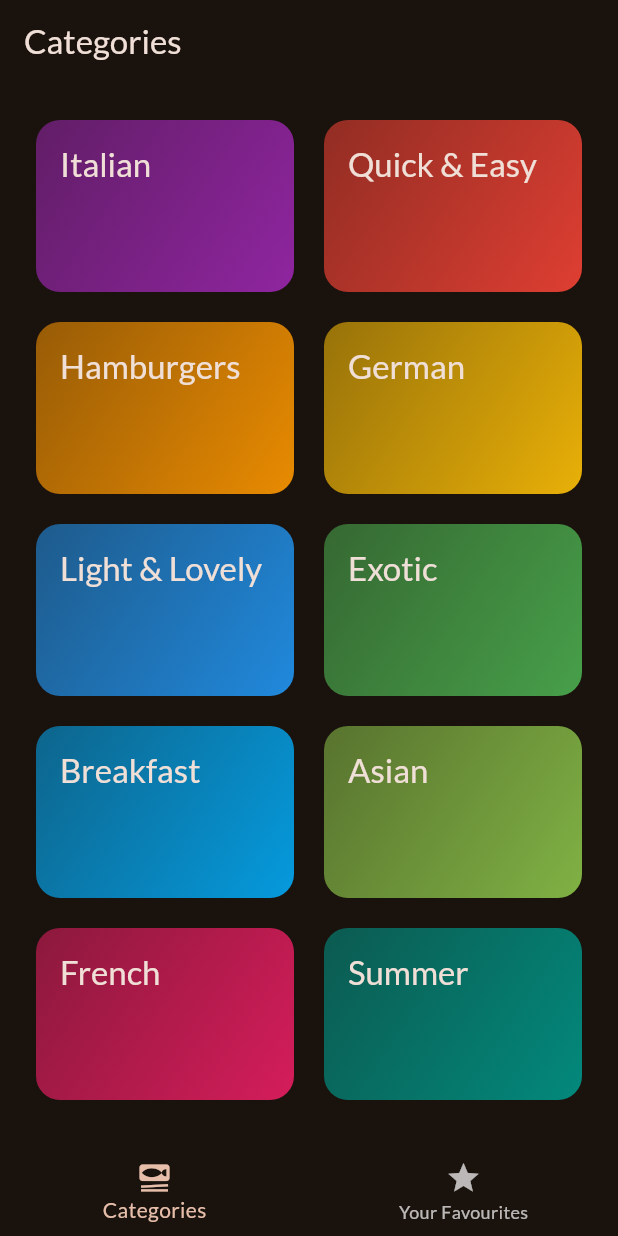
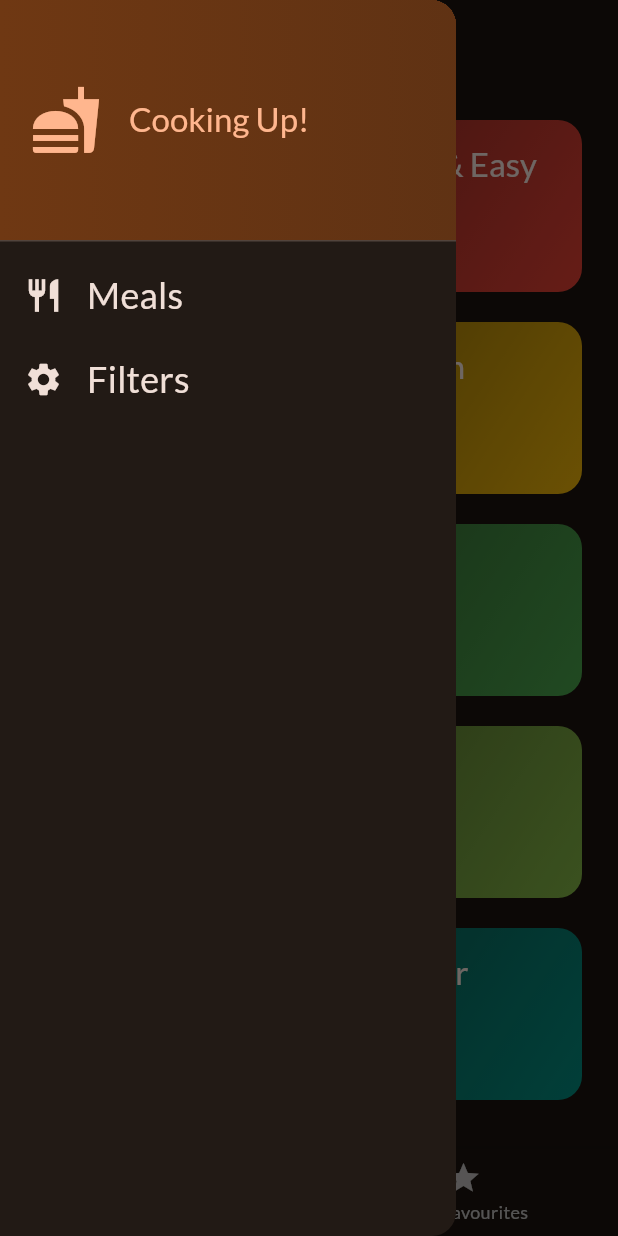
Before and after one commit to ygpramod/meals_app, a Flutter app: the screen it shows after launch, with the side drawer open (before the commit the screen has no drawer), on a phone screen of 412 x 824 dp. Run offline on Flutter 3.47's test engine with Material 3 defaults, Android fonts, the phone set to English and light mode, and no system bars; our stand-ins replace google_fonts, transparent_image.

Commit message:
Add drawer and filters

```diff
--- a/lib/screens/categories.dart
+++ b/lib/screens/categories.dart
@@ -11,16 +11,18 @@ class CategoriesScreen extends StatelessWidget {
   const CategoriesScreen({
     super.key,
     required this.onToggleFavorite,
+    required this.availableMeals,
   });
 
   final void Function(Meal meal) onToggleFavorite;
+  final List<Meal> availableMeals;
 
   void _onSelectCategory(BuildContext context, Category category) {
     Navigator.of(context).push(MaterialPageRoute(
       builder: (ctx) => MealsScreen(
         title: category.title,
         onToggleFavorite: onToggleFavorite,
-        meals: dummyMeals
+        meals: availableMeals
             .where((meal) => meal.categories.contains(category.id))
             .toList(),
       ),
--- a/lib/screens/tabs.dart
+++ b/lib/screens/tabs.dart
@@ -1,8 +1,12 @@
 import 'package:flutter/material.dart';
+import 'package:meals_app/data/dummy_data.dart';
 import 'package:meals_app/screens/categories.dart';
+import 'package:meals_app/screens/filters.dart';
 import 'package:meals_app/screens/meals.dart';
+import 'package:meals_app/widgets/main_drawer.dart';
+import '../models/meal.dart';
 
-import '../models/meal.dart';
+var kInitialFilters = {for (var item in Filters.values) item: false};
 
 class TabsScreen extends StatefulWidget {
   const TabsScreen({super.key});
@@ -16,6 +20,7 @@ class TabsScreen extends StatefulWidget {
 class _TabsScreenState extends State<TabsScreen> {
   int _selectedPageIndex = 0;
   final List<Meal> _favoriteMeals = [];
+  Map<Filters, bool> _selectedFilters = kInitialFilters;
 
   void _selectedPage(int index) {
     setState(() {
@@ -46,10 +51,40 @@ class _TabsScreenState extends State<TabsScreen> {
     }
   }
 
+  void _setScreen(String identifier) async {
+    Navigator.of(context).pop();
+    if (identifier == 'Filters') {
+      final filters = await Navigator.of(context).push(
+        MaterialPageRoute(
+          builder: (ctx) => FiltersScreen(
+            currentFilters: _selectedFilters,
+          ),
+        ),
+      );
+      setState(() {
+        _selectedFilters = filters ?? kInitialFilters;
+      });
+    }
+  }
+
   @override
   Widget build(BuildContext context) {
+    final availableMeals = dummyMeals.where((meal) {
+      if (_selectedFilters[Filters.glutenFree]! && !meal.isGlutenFree) {
+        return false;
+      }
+      if (_selectedFilters[Filters.lactoseFree]! && !meal.isLactoseFree) {
+        return false;
+      }
+      if (_selectedFilters[Filters.vegetarian]! && !meal.isVegetarian) {
+        return false;
+      }
+      if (_selectedFilters[Filters.vegan]! && !meal.isVegan) return false;
+      return true;
+    }).toList();
     Widget activePage = CategoriesScreen(
       onToggleFavorite: onToggleFavorite,
+      availableMeals: availableMeals,
     );
     String activePageTitle = 'Categories';
 
@@ -64,6 +99,9 @@ class _TabsScreenState extends State<TabsScreen> {
     return Scaffold(
       appBar: AppBar(
         title: Text(activePageTitle),
+      ),
+      drawer: MainDrawer(
+        onSelectScreen: _setScreen,
       ),
       body: activePage,
       bottomNavigationBar: BottomNavigationBar(
--- /dev/null
+++ b/lib/widgets/main_drawer.dart
@@ -0,0 +1,84 @@
+import 'package:flutter/material.dart';
+
+class MainDrawer extends StatelessWidget {
+  const MainDrawer({
+    super.key,
+    required this.onSelectScreen,
+  });
+
+  final Function(String identifier) onSelectScreen;
+
+  @override
+  Widget build(BuildContext context) {
+    return Drawer(
+      child: Column(
+        children: [
+          DrawerHeader(
+            padding: const EdgeInsets.all(20),
+            decoration: BoxDecoration(
+                gradient: LinearGradient(colors: [
+              Theme.of(context).colorScheme.primaryContainer,
+              Theme.of(context).colorScheme.primaryContainer.withOpacity(0.8),
+            ])),
+            child: Row(
+              children: [
+                Icon(
+                  Icons.fastfood,
+                  size: 48,
+                  color: Theme.of(context).colorScheme.primary,
+                ),
+                const SizedBox(width: 18),
+                Text(
+                  'Cooking Up!',
+                  style: Theme.of(context)
+                      .textTheme
+                      .titleLarge!
+                      .copyWith(color: Theme.of(context).colorScheme.primary),
+                )
+              ],
+            ),
+          ),
+          ListTile(
+            leading: Icon(
+              Icons.restaurant,
+              size: 26,
+              color: Theme.of(context).colorScheme.onBackground,
+            ),
+            title: Text(
+              'Meals',
+              style: Theme.of(context).textTheme.titleMedium!.copyWith(
+                  color: Theme.of(context).colorScheme.onBackground,
+                  fontSize: 24),
+            ),
+            onTap: () {
+              onSelectScreen('Meals');
+            },
+            splashColor: Theme.of(context)
+                .colorScheme
+                .onPrimaryContainer
+                .withOpacity(0.3),
+          ),
+          ListTile(
+            leading: Icon(
+              Icons.settings,
+              size: 26,
+              color: Theme.of(context).colorScheme.onBackground,
+            ),
+            title: Text(
+              'Filters',
+              style: Theme.of(context).textTheme.titleMedium!.copyWith(
+                  color: Theme.of(context).colorScheme.onBackground,
+                  fontSize: 24),
+            ),
+            splashColor: Theme.of(context)
+                .colorScheme
+                .onPrimaryContainer
+                .withOpacity(0.3),
+            onTap: () {
+              onSelectScreen('Filters');},
+          )
+        ],
+      ),
+    );
+  }
+}
```
Also changed, not shown: lib/screens/filters.dart (added, +119 -0 lines).
